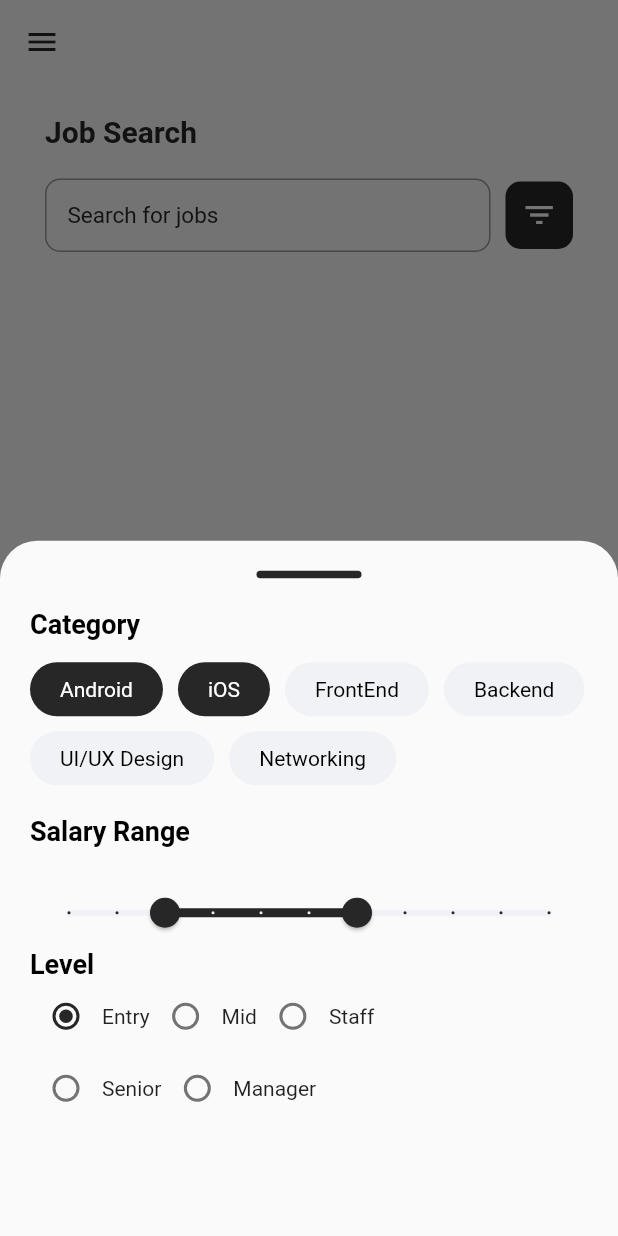
After one commit to vikassuthar44/FlutterUI, a Flutter app: the screen it shows after launch, after a tap on the "filter list" icon, on a phone screen of 412 x 824 dp. The commit adds this screen. Run offline on Flutter 3.47's test engine with Material 2 defaults, Android fonts, the phone set to English and light mode, and no system bars.

Commit message:
added search bottom sheet screen

```diff
--- a/lib/main.dart
+++ b/lib/main.dart
@@ -1,5 +1,6 @@
 import 'package:flutter/material.dart';
 import 'package:flutter_ui/screens/SignInPage.dart';
+import 'package:flutter_ui/screens/SearchFilterBottomSheet.dart';
 
 void main() => runApp(const MyApp());
 
@@ -12,7 +13,7 @@ class MyApp extends StatelessWidget {
       title: "Scratch App",
       debugShowCheckedModeBanner: false,
       theme: ThemeData(primarySwatch: Colors.pink),
-      home: const SignInScreen(),
+      home:  SearchBottomSheetScreen(),
     );
   }
 }
--- /dev/null
+++ b/lib/screens/SearchFilterBottomSheet.dart
@@ -0,0 +1,420 @@
+import 'package:flutter/foundation.dart';
+import 'package:flutter/material.dart';
+
+class SearchBottomSheetScreen extends StatefulWidget {
+  @override
+  _SearchBottomSheetState createState() => _SearchBottomSheetState();
+}
+
+class Category {
+  String catName = "";
+  bool isSelected = false;
+  Category(this.catName, this.isSelected);
+}
+
+class _SearchBottomSheetState extends State<SearchBottomSheetScreen> {
+  final Color _accentColor = const Color(0xFF272727);
+  final Color _containerColor = const Color(0xFFF0F2F5);
+  RangeValues _currentRangedValue = const RangeValues(20, 60);
+
+  @override
+  Widget build(BuildContext context) {
+    Size size = MediaQuery
+        .of(context)
+        .size;
+    return Scaffold(
+      appBar: AppBar(
+        backgroundColor: Theme
+            .of(context)
+            .scaffoldBackgroundColor,
+        elevation: 0,
+        leading: Icon(Icons.menu, color: _accentColor),
+      ),
+      body: SafeArea(
+        child: Padding(
+          padding: const EdgeInsets.symmetric(horizontal: 30.0, vertical: 20.0),
+          child: Stack(
+            fit: StackFit.expand,
+            children: [
+              Align(
+                alignment: Alignment.topLeft,
+                child: Column(
+                  crossAxisAlignment: CrossAxisAlignment.start,
+                  children: [
+                    Text(
+                      "Job Search",
+                      style: TextStyle(
+                          fontWeight: FontWeight.bold,
+                          fontSize: 20.0,
+                          color: _accentColor),
+                    ),
+                    const SizedBox(
+                      height: 20.0,
+                    ),
+                    Row(
+                      children: [
+                        SizedBox(
+                          width: size.width - 115.0,
+                          child: TextField(
+                            decoration: InputDecoration(
+                                hintText: "Search for jobs",
+                                hintStyle: TextStyle(
+                                    fontSize: 15.0,
+                                    color: _accentColor,
+                                    fontWeight: FontWeight.normal),
+                                contentPadding: const EdgeInsets.all(15.0),
+                                border: const OutlineInputBorder(
+                                    borderRadius: BorderRadius.all(
+                                        Radius.circular(10.0)))),
+                          ),
+                        ),
+                        const SizedBox(
+                          width: 10.0,
+                        ),
+                        GestureDetector(
+                          onTap: () {
+                            showModalBottomSheet(
+                                context: context,
+                                shape: const RoundedRectangleBorder(
+                                    borderRadius: BorderRadius.vertical(
+                                        top: Radius.circular(25.0))),
+                                builder: (context) {
+                                  return StatefulBuilder(
+                                      builder: (context, StateSetter setState) {
+                                        return Container(
+                                          width: size.width,
+                                          height: size.height,
+                                          child: Padding(
+                                            padding: EdgeInsets.all(20.0),
+                                            child: Column(
+                                              crossAxisAlignment:
+                                              CrossAxisAlignment.start,
+                                              children: [
+                                                Center(
+                                                  child: Container(
+                                                    width: 70.0,
+                                                    height: 5.0,
+                                                    decoration: BoxDecoration(
+                                                        borderRadius:
+                                                        const BorderRadius.all(
+                                                            Radius.circular(
+                                                                10.0)),
+                                                        color: _accentColor),
+                                                  ),
+                                                ),
+                                                const SizedBox(
+                                                  height: 20.0,
+                                                ),
+                                                const Text(
+                                                  "Category",
+                                                  style: TextStyle(
+                                                      fontWeight: FontWeight
+                                                          .bold,
+                                                      color: Colors.black,
+                                                      fontSize: 18.0),
+                                                ),
+                                                const SizedBox(
+                                                  height: 15.0,
+                                                ),
+
+                                                Wrap(
+                                                  spacing: 10.0,
+                                                  runSpacing: 10.0,
+                                                  children: [
+                                                    GestureDetector(
+                                                      onTap: () {
+
+                                                      },
+                                                      child: Container(
+                                                        padding: const EdgeInsets
+                                                            .symmetric(
+                                                            horizontal: 20.0,
+                                                            vertical: 10.0),
+                                                        decoration: BoxDecoration(
+                                                            color: _accentColor,
+                                                            borderRadius: const BorderRadius
+                                                                .all(
+                                                                Radius.circular(
+                                                                    20.0))
+                                                        ),
+                                                        child: const Text(
+                                                          "Android",
+                                                          style: TextStyle(
+                                                              fontWeight: FontWeight
+                                                                  .normal,
+                                                              color: Colors
+                                                                  .white,
+                                                              fontSize: 14.0
+                                                          ),
+                                                        ),
+                                                      ),
+                                                    ),
+                                                    GestureDetector(
+                                                      onTap: () {
+
+                                                      },
+                                                      child: Container(
+                                                        padding: const EdgeInsets
+                                                            .symmetric(
+                                                            horizontal: 20.0,
+                                                            vertical: 10.0),
+                                                        decoration: BoxDecoration(
+                                                            color: _accentColor,
+                                                            borderRadius: const BorderRadius
+                                                                .all(
+                                                                Radius.circular(
+                                                                    20.0))
+                                                        ),
+                                                        child: const Text(
+                                                          "iOS",
+                                                          style: TextStyle(
+                                                              fontWeight: FontWeight
+                                                                  .normal,
+                                                              color: Colors
+                                                                  .white,
+                                                              fontSize: 14.0
+                                                          ),
+                                                        ),
+                                                      ),
+                                                    ),
+                                                    GestureDetector(
+                                                      onTap: () {
+
+                                                      },
+                                                      child: Container(
+                                                        padding: const EdgeInsets
+                                                            .symmetric(
+                                                            horizontal: 20.0,
+                                                            vertical: 10.0),
+                                                        decoration: BoxDecoration(
+                                                            color: _containerColor,
+                                                            borderRadius: const BorderRadius
+                                                                .all(
+                                                                Radius.circular(
+                                                                    20.0))
+                                                        ),
+                                                        child: const Text(
+                                                          "FrontEnd",
+                                                          style: TextStyle(
+                                                              fontWeight: FontWeight
+                                                                  .normal,
+                                                              color: Colors
+                                                                  .black,
+                                                              fontSize: 14.0
+                                                          ),
+                                                        ),
+                                                      ),
+                                                    ),
+                                                    GestureDetector(
+                                                      onTap: () {
+
+                                                      },
+                                                      child: Container(
+                                                        padding: const EdgeInsets
+                                                            .symmetric(
+                                                            horizontal: 20.0,
+                                                            vertical: 10.0),
+                                                        decoration: BoxDecoration(
+                                                            color: _containerColor,
+                                                            borderRadius: const BorderRadius
+                                                                .all(
+                                                                Radius.circular(
+                                                                    20.0))
+                                                        ),
+                                                        child: const Text(
+                                                          "Backend",
+                                                          style: TextStyle(
+                                                              fontWeight: FontWeight
+                                                                  .normal,
+                                                              color: Colors
+                                                                  .black,
+                                                              fontSize: 14.0
+                                                          ),
+                                                        ),
+                                                      ),
+                                                    ),
+                                                    GestureDetector(
+                                                      onTap: () {
+
+                                                      },
+                                                      child: Container(
+                                                        padding: const EdgeInsets
+                                                            .symmetric(
+                                                            horizontal: 20.0,
+                                                            vertical: 10.0),
+                                                        decoration: BoxDecoration(
+                                                            color: _containerColor,
+                                                            borderRadius: const BorderRadius
+                                                                .all(
+                                                                Radius.circular(
+                                                                    20.0))
+                                                        ),
+                                                        child: const Text(
+                                                          "UI/UX Design",
+                                                          style: TextStyle(
+                                                              fontWeight: FontWeight
+                                                                  .normal,
+                                                              color: Colors
+                                                                  .black,
+                                                              fontSize: 14.0
+                                                          ),
+                                                        ),
+                                                      ),
+                                                    ),
+                                                    GestureDetector(
+                                                      onTap: () {
+
+                                                      },
+                                                      child: Container(
+                                                        padding: const EdgeInsets
+                                                            .symmetric(
+                                                            horizontal: 20.0,
+                                                            vertical: 10.0),
+                                                        decoration: BoxDecoration(
+                                                            color: _containerColor,
+                                                            borderRadius: const BorderRadius
+                                                                .all(
+                                                                Radius.circular(
+                                                                    20.0))
+                                                        ),
+                                                        child: const Text(
+                                                          "Networking",
+                                                          style: TextStyle(
+                                                              fontWeight: FontWeight
+                                                                  .normal,
+                                                              color: Colors
+                                                                  .black,
+                                                              fontSize: 14.0
+                                                          ),
+                                                        ),
+                                                      ),
+                                                    ),
+                                                  ],
+                                                ),
+                                                const SizedBox(height: 20.0,),
+                                                const Text(
+                                                  "Salary Range",
+                                                  style: TextStyle(
+                                                      fontWeight: FontWeight
+                                                          .bold,
+                                                      color: Colors.black,
+                                                      fontSize: 18.0),
+                                                ),
+                                                const SizedBox(height: 20.0),
+                                                RangeSlider(
+                                                    values: _currentRangedValue,
+                                                    max: 100,
+                                                    labels: RangeLabels(_currentRangedValue.start.toString(), _currentRangedValue.end.toString()),
+                                                    activeColor: _accentColor,
+                                                    inactiveColor: _containerColor,
+                                                    divisions: 10,
+                                                    onChanged: (RangeValues value) {
+                                                      setState(() {
+                                                        _currentRangedValue = value;
+                                                      }
+                                                      );
+                                                    }),
+                                                const SizedBox(height: 0.0,),
+                                                const Text(
+                                                  "Level",
+                                                  style: TextStyle(
+                                                      fontWeight: FontWeight
+                                                          .bold,
+                                                      color: Colors.black,
+                                                      fontSize: 18.0),
+                                                ),
+                                                Row(
+                                                  mainAxisAlignment: MainAxisAlignment.start,
+                                                  children: [
+                                                    Row(
+                                                      children: [
+                                                        Radio(
+                                                          value: 0,
+                                                          groupValue: 0,
+                                                          activeColor: _accentColor,
+                                                          onChanged: (value) {},
+                                                        ),
+                                                        Text('Entry')
+                                                      ],
+                                                    ),
+                                                    Row(
+                                                      children: [
+                                                        Radio(
+                                                          value: 1,
+                                                          groupValue: 0,
+                                                          onChanged: (value) {},
+                                                        ),
+                                                        Text('Mid')
+                                                      ],
+                                                    ),
+                                                    Row(
+                                                      children: [
+                                                        Radio(
+                                                          value: 2,
+                                                          groupValue: 0,
+                                                          onChanged: (value) {},
+                                                        ),
+                                                        Text('Staff')
+                                                      ],
+                                                    ),
+                                                  ],
+                                                ),
+                                                Row(
+                                                  mainAxisAlignment: MainAxisAlignment.start,
+                                                  children: [
+                                                    Row(
+                                                      children: [
+                                                        Radio(
+                                                          value: 3,
+                                                          groupValue: 0,
+                                                          onChanged: (value) {},
+                                                        ),
+                                                        Text('Senior')
+                                                      ],
+                                                    ),
+                                                    Row(
+                                                      children: [
+                                                        Radio(
+                                                          value: 4,
+                                                          groupValue: 0,
+                                                          onChanged: (value) {},
+                                                        ),
+                                                        Text('Manager')
+                                                      ],
+                                                    ),
+                                                  ],
+                                                ),
+                                              ],
+                                            ),
+                                          ),
+                                        );
+                                      });
+                                });
+                          },
+                          child: Container(
+                            width: 45.0,
+                            height: 45.0,
+                            decoration: BoxDecoration(
+                                color: _accentColor,
+                                borderRadius:
+                                const BorderRadius.all(Radius.circular(10.0))),
+                            child: const Center(
+                              child: Icon(
+                                Icons.filter_list,
+                                color: Colors.white,
+                              ),
+                            ),
+                          ),
+                        )
+                      ],
+                    )
+                  ],
+                ),
+              )
+            ],
+          ),
+        ),
+      ),
+    );
+  }
+}
```
